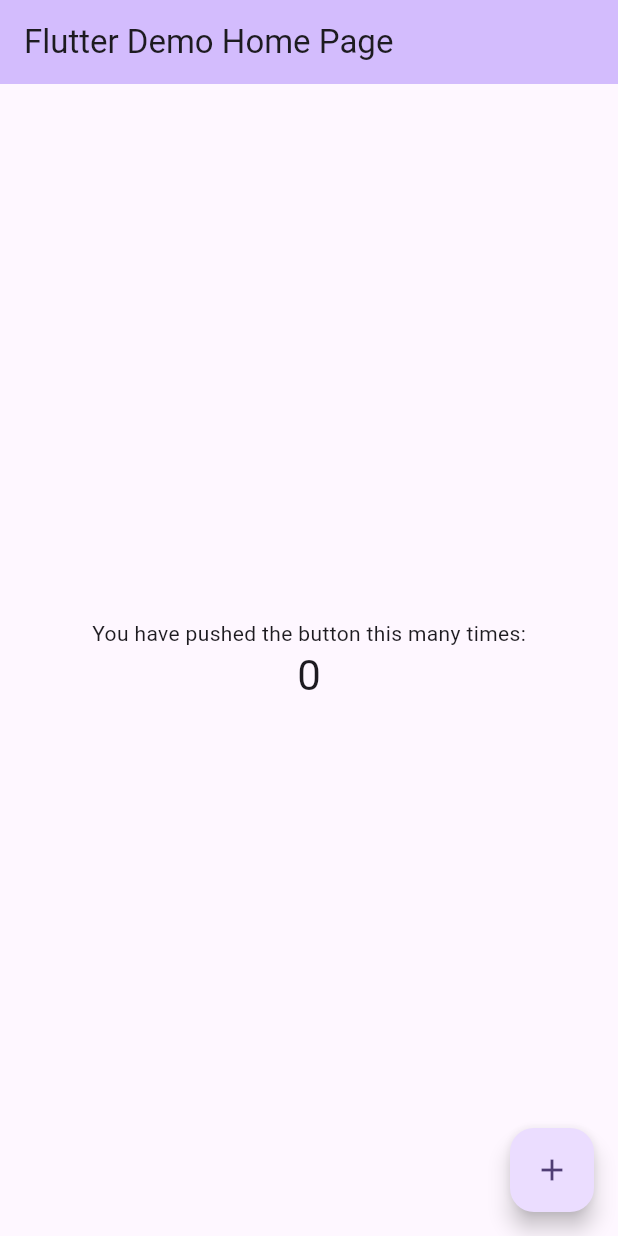
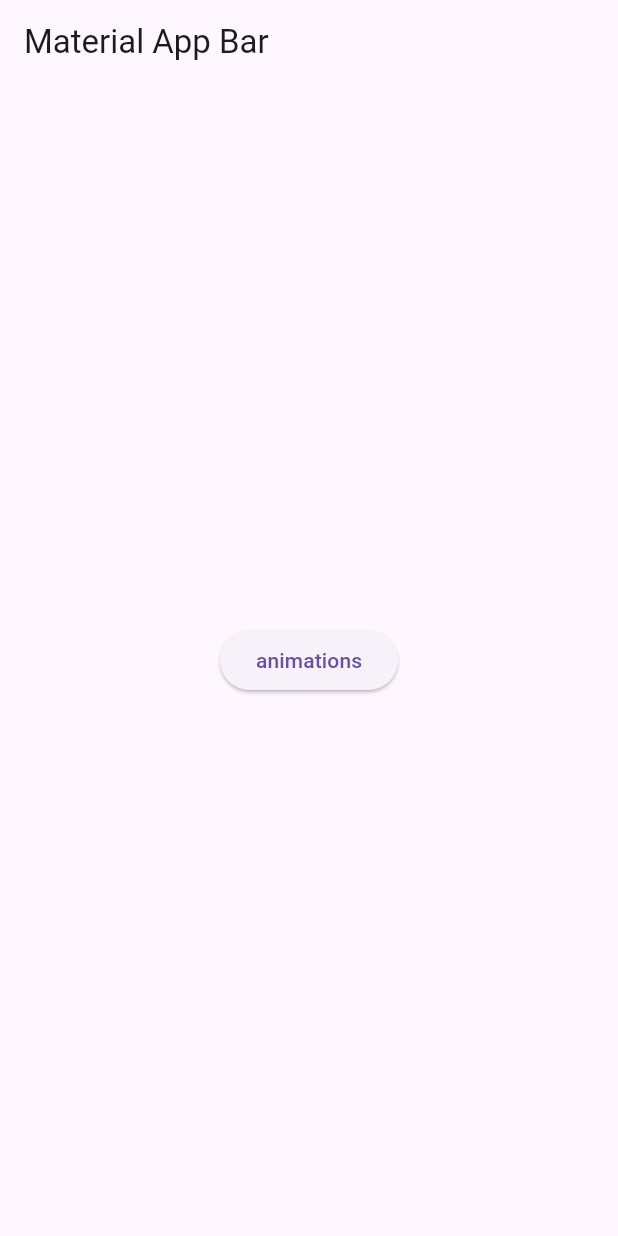
Before and after one commit to Kodla-devs/change_app_icon, a Flutter app: the screen it shows after launch, on a phone screen of 412 x 824 dp. Run offline on Flutter 3.47's test engine with Material 3 defaults, Android fonts, the phone set to English and light mode, and no system bars; our stand-ins replace lottie.

Commit message:
Changed icon

```diff
--- a/lib/main.dart
+++ b/lib/main.dart
@@ -1,125 +1,62 @@
 import 'package:flutter/material.dart';
+import 'package:lottie/lottie.dart';
 
-void main() {
-  runApp(const MyApp());
-}
+void main() => runApp(const MyApp());
 
 class MyApp extends StatelessWidget {
   const MyApp({super.key});
 
-  // This widget is the root of your application.
   @override
   Widget build(BuildContext context) {
-    return MaterialApp(
-      title: 'Flutter Demo',
-      theme: ThemeData(
-        // This is the theme of your application.
-        //
-        // TRY THIS: Try running your application with "flutter run". You'll see
-        // the application has a purple toolbar. Then, without quitting the app,
-        // try changing the seedColor in the colorScheme below to Colors.green
-        // and then invoke "hot reload" (save your changes or press the "hot
-        // reload" button in a Flutter-supported IDE, or press "r" if you used
-        // the command line to start the app).
-        //
-        // Notice that the counter didn't reset back to zero; the application
-        // state is not lost during the reload. To reset the state, use hot
-        // restart instead.
-        //
-        // This works for code too, not just values: Most code changes can be
-        // tested with just a hot reload.
-        colorScheme: ColorScheme.fromSeed(seedColor: Colors.deepPurple),
-        useMaterial3: true,
+    return const MaterialApp(title: 'Material App', home: HomePage());
+  }
+}
+
+class HomePage extends StatelessWidget {
+  const HomePage({super.key});
+
+  @override
+  Widget build(BuildContext context) {
+    return Scaffold(
+      appBar: AppBar(
+        title: const Text('Material App Bar'),
       ),
-      home: const MyHomePage(title: 'Flutter Demo Home Page'),
+      body: Center(
+        child: ElevatedButton(
+            onPressed: () {
+              Navigator.push(context, MaterialPageRoute(
+                builder: (context) {
+                  return const AnimationsPage();
+                },
+              ));
+            },
+            child: const Text("animations")),
+      ),
     );
   }
 }
 
-class MyHomePage extends StatefulWidget {
-  const MyHomePage({super.key, required this.title});
-
-  // This widget is the home page of your application. It is stateful, meaning
-  // that it has a State object (defined below) that contains fields that affect
-  // how it looks.
-
-  // This class is the configuration for the state. It holds the values (in this
-  // case the title) provided by the parent (in this case the App widget) and
-  // used by the build method of the State. Fields in a Widget subclass are
-  // always marked "final".
-
-  final String title;
-
-  @override
-  State<MyHomePage> createState() => _MyHomePageState();
-}
-
-class _MyHomePageState extends State<MyHomePage> {
-  int _counter = 0;
-
-  void _incrementCounter() {
-    setState(() {
-      // This call to setState tells the Flutter framework that something has
-      // changed in this State, which causes it to rerun the build method below
-      // so that the display can reflect the updated values. If we changed
-      // _counter without calling setState(), then the build method would not be
-      // called again, and so nothing would appear to happen.
-      _counter++;
-    });
-  }
+class AnimationsPage extends StatelessWidget {
+  const AnimationsPage({super.key});
 
   @override
   Widget build(BuildContext context) {
-    // This method is rerun every time setState is called, for instance as done
-    // by the _incrementCounter method above.
-    //
-    // The Flutter framework has been optimized to make rerunning build methods
-    // fast, so that you can just rebuild anything that needs updating rather
-    // than having to individually change instances of widgets.
     return Scaffold(
-      appBar: AppBar(
-        // TRY THIS: Try changing the color here to a specific color (to
-        // Colors.amber, perhaps?) and trigger a hot reload to see the AppBar
-        // change color while the other colors stay the same.
-        backgroundColor: Theme.of(context).colorScheme.inversePrimary,
-        // Here we take the value from the MyHomePage object that was created by
-        // the App.build method, and use it to set our appbar title.
-        title: Text(widget.title),
-      ),
+      appBar: AppBar(),
       body: Center(
-        // Center is a layout widget. It takes a single child and positions it
-        // in the middle of the parent.
         child: Column(
-          // Column is also a layout widget. It takes a list of children and
-          // arranges them vertically. By default, it sizes itself to fit its
-          // children horizontally, and tries to be as tall as its parent.
-          //
-          // Column has various properties to control how it sizes itself and
-          // how it positions its children. Here we use mainAxisAlignment to
-          // center the children vertically; the main axis here is the vertical
-          // axis because Columns are vertical (the cross axis would be
-          // horizontal).
-          //
-          // TRY THIS: Invoke "debug painting" (choose the "Toggle Debug Paint"
-          // action in the IDE, or press "p" in the console), to see the
-          // wireframe for each widget.
-          mainAxisAlignment: MainAxisAlignment.center,
-          children: <Widget>[
-            const Text(
-              'You have pushed the button this many times:',
+          children: [
+            SizedBox(
+              height: 350,
+              child: Lottie.asset("assets/code.json"),
             ),
-            Text(
-              '$_counter',
-              style: Theme.of(context).textTheme.headlineMedium,
+            SizedBox(
+              height: 350,
+              child: Lottie.asset("assets/optimized.json"),
             ),
           ],
         ),
       ),
-      floatingActionButton: FloatingActionButton(
-        onPressed: _incrementCounter,
-        tooltip: 'Increment',
-        child: const Icon(Icons.add),
-      ), // This trailing comma makes auto-formatting nicer for build methods.
     );
   }
 }
```
Also changed, not shown: pubspec.yaml (+11 -0 lines), assets/kodla_logo.png, pubspec.lock, 5 other files.
